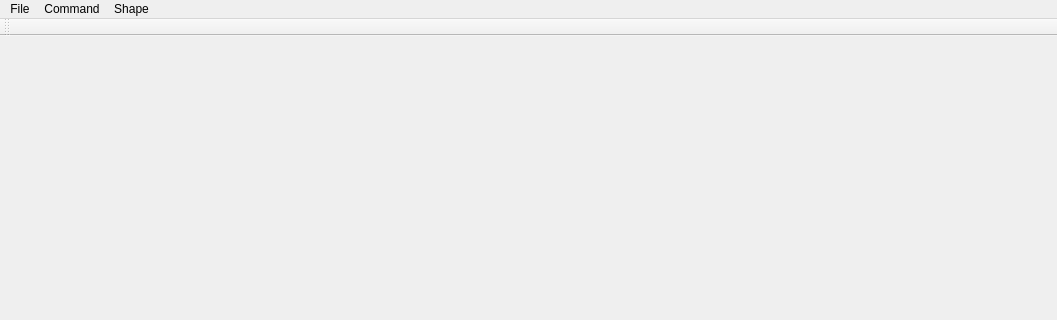
Old version of the form SketchBuildingTestBed/MainWindow.ui in the repository gnishida/SketchBuildingTestBed; both pictures show x 0 to 1057 and y 0 to 320 of the 1057 by 800 pixel window.
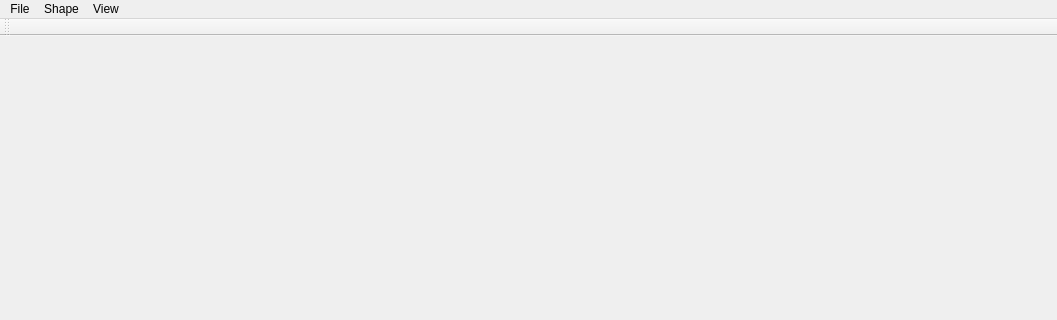
New version of the form.

```diff
--- a/SketchBuildingTestBed/MainWindow.ui
+++ b/SketchBuildingTestBed/MainWindow.ui
@@ -35,22 +35,27 @@
     <addaction name="separator"/>
     <addaction name="actionExit"/>
    </widget>
-   <widget class="QMenu" name="menuTool">
-    <property name="title">
-     <string>Command</string>
-    </property>
-    <addaction name="actionPredict"/>
-    <addaction name="actionFixGeometry"/>
-   </widget>
    <widget class="QMenu" name="menuShape">
     <property name="title">
      <string>Shape</string>
     </property>
     <addaction name="actionAddBuildingMass"/>
    </widget>
+   <widget class="QMenu" name="menuView">
+    <property name="title">
+     <string>View</string>
+    </property>
+    <addaction name="actionViewShadow"/>
+    <addaction name="separator"/>
+    <addaction name="actionViewBasicRendering"/>
+    <addaction name="actionViewSSAO"/>
+    <addaction name="actionViewLineRendering"/>
+    <addaction name="actionViewHatching"/>
+    <addaction name="actionViewSketchyRendering"/>
+   </widget>
    <addaction name="menuFile"/>
-   <addaction name="menuTool"/>
    <addaction name="menuShape"/>
+   <addaction name="menuView"/>
   </widget>
   <widget class="QToolBar" name="mainToolBar">
    <attribute name="toolBarArea">
```
Left out of the diff: 48 changed lines with no effect on the pictures.
